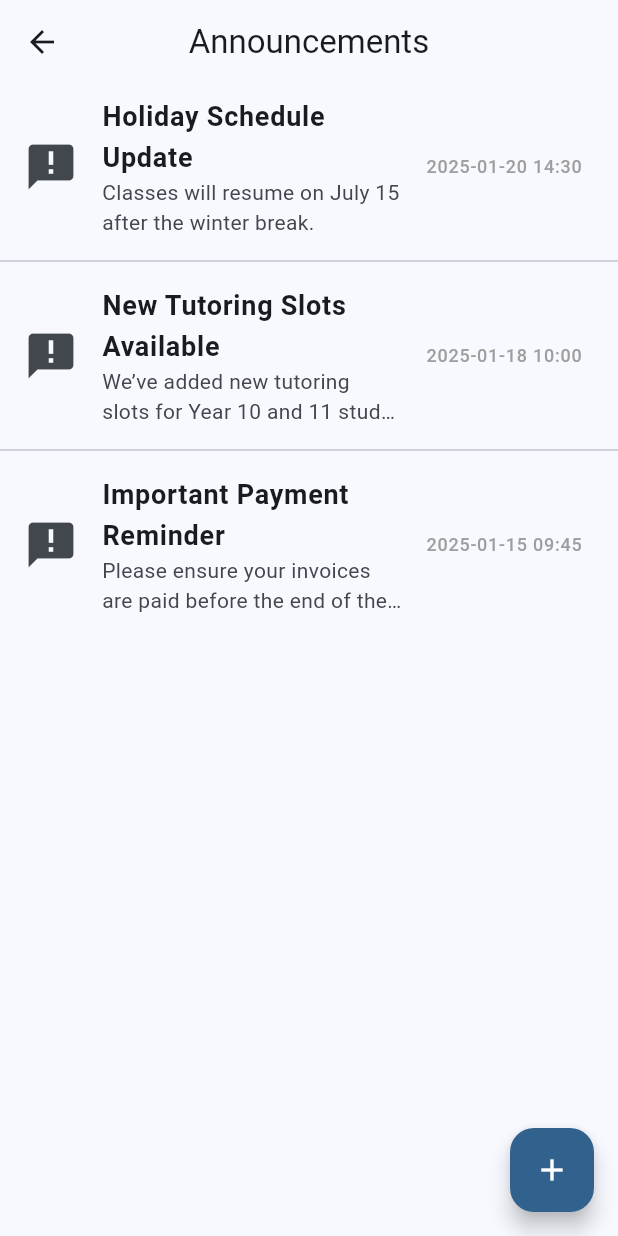
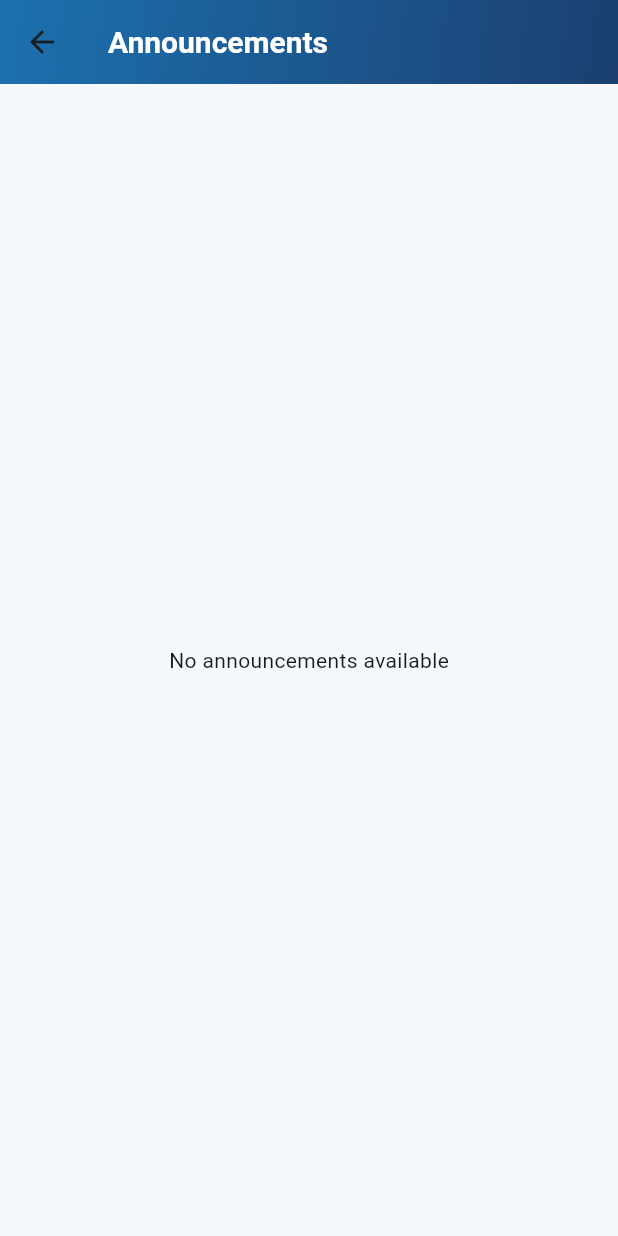
Before and after one commit to tsowmi03/tenacity-platform, a Flutter app: the AnnouncementsScreen screen opened directly, on a phone screen of 412 x 824 dp. Run offline on Flutter 3.47's test engine with Material 3 defaults, Android fonts, the phone set to English and light mode, and no system bars; our stand-ins replace cloud_firestore, firebase_auth, firebase_core; accounts and stored records are empty.

Commit message:
added a model, service and controller for announcements. Also updated the UI for the screen

```diff
--- a/apps/mobile/lib/main.dart
+++ b/apps/mobile/lib/main.dart
@@ -2,6 +2,7 @@ import 'package:flutter/material.dart';
 import 'package:firebase_core/firebase_core.dart';
 import 'package:provider/provider.dart';
 import 'package:tenacity/auth_wrapper.dart';
+import 'package:tenacity/src/controllers/announcement_controller.dart';
 import 'package:tenacity/src/controllers/auth_controller.dart';
 import 'package:tenacity/src/controllers/profile_controller.dart';
 import 'firebase_options.dart';
@@ -25,6 +26,9 @@ void main () async {
         ChangeNotifierProvider<ProfileController>(
           create: (_) => ProfileController(),
         ),
+        ChangeNotifierProvider<AnnouncementsController>(
+          create: (_) => AnnouncementsController(),
+        ),
       ],
       child: const Tenacity(),
     )
--- /dev/null
+++ b/apps/mobile/lib/src/controllers/announcement_controller.dart
@@ -0,0 +1,23 @@
+import 'package:flutter/material.dart';
+import '../models/announcement_model.dart';
+import '../services/announcement_service.dart';
+
+class AnnouncementsController extends ChangeNotifier {
+  final AnnouncementService _service = AnnouncementService();
+
+  bool _isLoading = false;
+  bool get isLoading => _isLoading;
+
+  List<Announcement> _announcements = [];
+  List<Announcement> get announcements => _announcements;
+
+  Future<void> loadAnnouncements() async {
+    _isLoading = true;
+    notifyListeners();
+
+    _announcements = await _service.fetchAnnouncements(onlyActive: true);
+
+    _isLoading = false;
+    notifyListeners();
+  }
+}
--- /dev/null
+++ b/apps/mobile/lib/src/models/announcement_model.dart
@@ -0,0 +1,30 @@
+import 'package:cloud_firestore/cloud_firestore.dart';
+
+class Announcement {
+  final String id;
+  final String title;
+  final String body;
+  final DateTime createdAt;
+  final bool archived;
+  final String audience;
+
+  Announcement({
+    required this.id,
+    required this.title,
+    required this.body,
+    required this.createdAt,
+    required this.archived,
+    required this.audience,
+  });
+
+  factory Announcement.fromFirestore(Map<String, dynamic> data, String documentId) {
+    return Announcement(
+      id: documentId,
+      title: data['title'] ?? '',
+      body: data['body'] ?? '',
+      createdAt: (data['createdAt'] as Timestamp?)?.toDate() ?? DateTime.now(),
+      archived: data['archived'] as bool? ?? false,
+      audience: data['audience'] ?? 'all',
+    );
+  }
+}
--- /dev/null
+++ b/apps/mobile/lib/src/services/announcement_service.dart
@@ -0,0 +1,18 @@
+import 'package:cloud_firestore/cloud_firestore.dart';
+import '../models/announcement_model.dart';
+
+class AnnouncementService {
+  final FirebaseFirestore _db = FirebaseFirestore.instance;
+
+  Future<List<Announcement>> fetchAnnouncements({bool onlyActive = true}) async {
+    Query query = _db.collection('announcements');
+    if (onlyActive) {
+      query = query.where('archived', isEqualTo: false);
+    }
+
+    final snapshot = await query.get();
+    return snapshot.docs
+        .map((doc) => Announcement.fromFirestore(doc.data() as Map<String, dynamic>, doc.id))
+        .toList();
+  }
+}
--- a/apps/mobile/lib/src/ui/announcements_screen.dart
+++ b/apps/mobile/lib/src/ui/announcements_screen.dart
@@ -1,94 +1,83 @@
 import 'package:flutter/material.dart';
 import 'package:intl/intl.dart';
+import 'package:provider/provider.dart';
+import 'package:tenacity/src/controllers/announcement_controller.dart';
+import '../models/announcement_model.dart';
 
-class AnnouncementsScreen extends StatelessWidget {
-  const AnnouncementsScreen({Key? key}) : super(key: key);
+class AnnouncementsScreen extends StatefulWidget {
+  const AnnouncementsScreen({super.key});
+
+  @override
+  State<AnnouncementsScreen> createState() => _AnnouncementsScreenState();
+}
+
+class _AnnouncementsScreenState extends State<AnnouncementsScreen> {
+  @override
+  void initState() {
+    super.initState();
+    WidgetsBinding.instance.addPostFrameCallback((_) {
+      context.read<AnnouncementsController>().loadAnnouncements();
+    });
+  }
 
   @override
   Widget build(BuildContext context) {
-    final bool isAdmin = true; // Placeholder (change as needed)
-
-    // ✅ Placeholder announcements (Static Data)
-    final List<Map<String, dynamic>> announcements = [
-      {
-        "id": "1",
-        "title": "Holiday Schedule Update",
-        "body": "Classes will resume on July 15 after the winter break.",
-        "date": DateTime(2025, 1, 20, 14, 30),
-      },
-      {
-        "id": "2",
-        "title": "New Tutoring Slots Available",
-        "body": "We’ve added new tutoring slots for Year 10 and 11 students.",
-        "date": DateTime(2025, 1, 18, 10, 0),
-      },
-      {
-        "id": "3",
-        "title": "Important Payment Reminder",
-        "body": "Please ensure your invoices are paid before the end of the month.",
-        "date": DateTime(2025, 1, 15, 9, 45),
-      },
-    ];
+    final announcementsController = context.watch<AnnouncementsController>();
+    final announcements = announcementsController.announcements;
+    final isLoading = announcementsController.isLoading;
 
     return Scaffold(
       appBar: AppBar(
-        title: const Text('Announcements'),
-        centerTitle: true,
+        title: const Text(
+          "Announcements",
+          style: TextStyle(
+            color: Colors.white,
+            fontSize: 20,
+            fontWeight: FontWeight.bold,
           ),
-      body: announcements.isEmpty
+        ),
+        elevation: 0,
+        flexibleSpace: Container(
+          decoration: const BoxDecoration(
+            gradient: LinearGradient(
+              colors: [Color(0xFF1C71AF), Color(0xFF1B3F71)],
+              begin: Alignment.topLeft,
+              end: Alignment.bottomRight,
+            ),
+          ),
+        ),
+      ),
+      backgroundColor: const Color(0xFFF6F9FC),
+
+      body: isLoading
+          ? const Center(child: CircularProgressIndicator())
+          : announcements.isEmpty
               ? const Center(child: Text('No announcements available'))
-          : ListView.separated(
-              separatorBuilder: (context, index) => const Divider(),
+              : ListView.builder(
                   itemCount: announcements.length,
                   itemBuilder: (context, index) {
-                final announcement = announcements[index];
-                final formattedDate = DateFormat('yyyy-MM-dd HH:mm').format(announcement["date"]);
-
-                return isAdmin
-                    ? Dismissible(
-                        key: Key(announcement["id"]),
-                        direction: DismissDirection.endToStart,
-                        background: Container(
-                          color: Colors.red,
-                          alignment: Alignment.centerRight,
-                          padding: const EdgeInsets.symmetric(horizontal: 20),
-                          child: const Icon(Icons.delete, color: Colors.white),
-                        ),
-                        onDismissed: (direction) {
-                          // Placeholder: No delete function yet
-                          ScaffoldMessenger.of(context).showSnackBar(
-                            SnackBar(content: Text('Announcement "${announcement["title"]}" deleted')),
-                          );
-                        },
-                        child: _buildAnnouncementTile(announcement, formattedDate, context),
-                      )
-                    : _buildAnnouncementTile(announcement, formattedDate, context);
+                    final ann = announcements[index];
+                    return _buildAnnouncementCard(ann);
                   },
                 ),
-      floatingActionButton: isAdmin
-          ? FloatingActionButton(
-              onPressed: () {
-                // Navigator.push(
-                //   context,
-                //   MaterialPageRoute(builder: (context) => const AnnouncementAddView()),
-                // );
-              },
-              backgroundColor: Theme.of(context).primaryColor,
-              child: const Icon(Icons.add, color: Colors.white),
-            )
-          : null,
     );
   }
 
-  Widget _buildAnnouncementTile(Map<String, dynamic> announcement, String formattedDate, BuildContext context) {
-    return ListTile(
-      leading: const Icon(Icons.announcement, size: 36),
+  Widget _buildAnnouncementCard(Announcement announcement) {
+    final formattedDate = DateFormat('dd-MM-yyyy HH:mm').format(announcement.createdAt);
+
+    return Card(
+      elevation: 2,
+      margin: const EdgeInsets.symmetric(horizontal: 16, vertical: 6),
+      shape: RoundedRectangleBorder(borderRadius: BorderRadius.circular(10)),
+      child: ListTile(
+        leading: const Icon(Icons.announcement, color: Color(0xFF1C71AF), size: 30),
         title: Text(
-        announcement["title"],
-        style: const TextStyle(fontSize: 18, fontWeight: FontWeight.bold),
+          announcement.title,
+          style: const TextStyle(fontSize: 16, fontWeight: FontWeight.w600),
         ),
         subtitle: Text(
-        announcement["body"],
+          announcement.body,
           maxLines: 2,
           overflow: TextOverflow.ellipsis,
         ),
@@ -97,13 +86,12 @@ class AnnouncementsScreen extends StatelessWidget {
           style: const TextStyle(color: Colors.grey, fontSize: 12),
         ),
         onTap: () {
-        // Navigator.push(
-        //   context,
-        //   MaterialPageRoute(
-        //     builder: (context) => AnnouncementDetailsView(announcement: announcement),
-        //   ),
-        // );
+          // If you want a details page, navigate to it:
+          // Navigator.of(context).push(MaterialPageRoute(
+          //   builder: (_) => AnnouncementDetailsScreen(announcement: announcement),
+          // ));
         },
+      ),
     );
   }
 }
--- a/apps/mobile/lib/src/ui/profile_screen.dart
+++ b/apps/mobile/lib/src/ui/profile_screen.dart
@@ -7,7 +7,7 @@ import '../models/parent_model.dart';
 import '../models/student_model.dart';
 
 class ProfileScreen extends StatefulWidget {
-  const ProfileScreen({Key? key}) : super(key: key);
+  const ProfileScreen({super.key});
 
   @override
   State<ProfileScreen> createState() => _ProfileScreenState();
```
Lines whose indentation alone changed are shown as unchanged.
